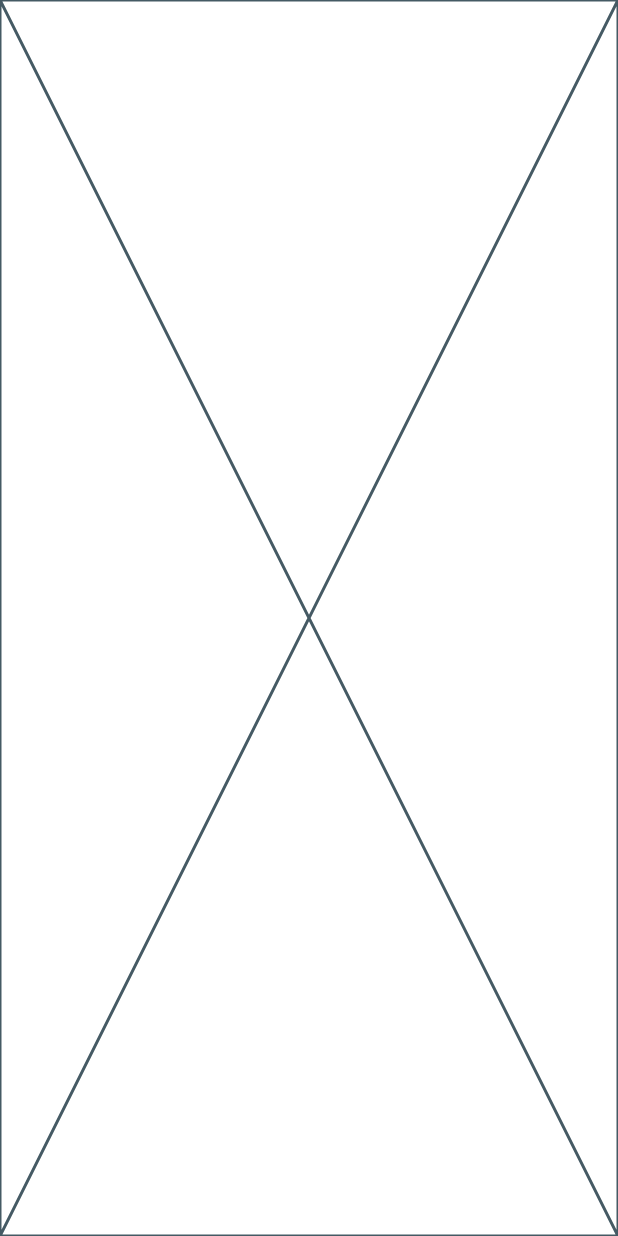
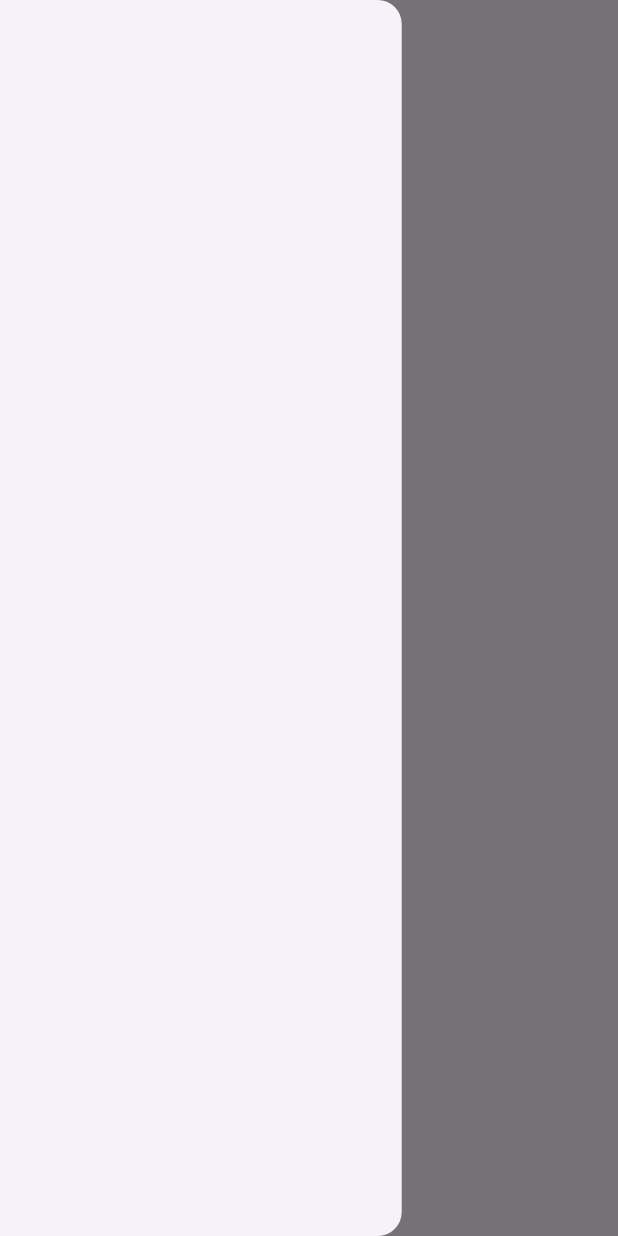
Before and after one commit to iraponan/xlo_mobx, a Flutter app: the screen it shows after launch, with the side drawer open (before the commit the screen has no drawer), on a phone screen of 412 x 824 dp. Run offline on Flutter 3.47's test engine with Material 3 defaults, Android fonts, the phone set to English and light mode, and no system bars; our stand-ins replace flutter_dotenv, parse_server_sdk_flutter.

Commit message:
Criando a tela base.

```diff
--- /dev/null
+++ b/lib/components/drawer/custom_drawer.dart
@@ -0,0 +1,15 @@
+import 'package:flutter/material.dart';
+
+class CustomDrawer extends StatelessWidget {
+  const CustomDrawer({super.key});
+
+  @override
+  Widget build(BuildContext context) {
+    return SizedBox(
+      width: MediaQuery.of(context).size.width * 0.65,
+      child: Drawer(
+
+      ),
+    );
+  }
+}
--- /dev/null
+++ b/lib/config/app.dart
@@ -0,0 +1,17 @@
+import 'package:flutter/material.dart';
+import 'package:xlo_mobx/config/theme.dart';
+import 'package:xlo_mobx/pages/base/main_screen.dart';
+
+class AppXLOMobx extends StatelessWidget {
+  const AppXLOMobx({super.key});
+
+  @override
+  Widget build(BuildContext context) {
+    return MaterialApp(
+      title: 'XLO Mobx',
+      debugShowCheckedModeBanner: false,
+      theme: ThemeProject.theme,
+      home: const MainScreen(),
+    );
+  }
+}
--- /dev/null
+++ b/lib/pages/base/main_screen.dart
@@ -0,0 +1,33 @@
+import 'package:flutter/material.dart';
+import 'package:xlo_mobx/pages/home/home_screen.dart';
+
+class MainScreen extends StatelessWidget {
+  const MainScreen({super.key});
+
+  @override
+  Widget build(BuildContext context) {
+    final PageController pageController = PageController();
+
+    return Scaffold(
+      body: PageView(
+        controller: pageController,
+        physics: const NeverScrollableScrollPhysics(),
+        children: [
+          const HomeScreen(),
+          Container(
+            color: Colors.green,
+          ),
+          Container(
+            color: Colors.yellow,
+          ),
+          Container(
+            color: Colors.purple,
+          ),
+          Container(
+            color: Colors.brown,
+          ),
+        ],
+      ),
+    );
+  }
+}
--- a/lib/pages/home.dart
+++ /dev/null
@@ -1,10 +0,0 @@
-import 'package:flutter/material.dart';
-
-class HomePage extends StatelessWidget {
-  const HomePage({super.key});
-
-  @override
-  Widget build(BuildContext context) {
-    return const Placeholder();
-  }
-}
--- /dev/null
+++ b/lib/pages/home/home_screen.dart
@@ -0,0 +1,14 @@
+import 'package:flutter/material.dart';
+import 'package:xlo_mobx/components/drawer/custom_drawer.dart';
+
+class HomeScreen extends StatelessWidget {
+  const HomeScreen({super.key});
+
+  @override
+  Widget build(BuildContext context) {
+    return Scaffold(
+      drawer: const CustomDrawer(),
+      appBar: AppBar(),
+    );
+  }
+}
```
Also changed, not shown: lib/config/initialize.dart (added, +19 -0 lines), lib/main.dart (+3 -80 lines), 1 other file.
